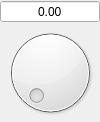
Qt form widgets/QRotaryEncoderSpinBox.ui (davidgrier/QInstrument) before a commit.
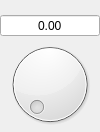
The same form after that commit. Custom widgets are drawn as their Qt base class.

What changed in the file:
```diff
--- a/widgets/QRotaryEncoderSpinBox.ui
+++ b/widgets/QRotaryEncoderSpinBox.ui
@@ -29,6 +29,16 @@
    <property name="bottomMargin">
     <number>0</number>
    </property>
+   <item>
+    <widget class="QLabel" name="label">
+     <property name="text">
+      <string/>
+     </property>
+     <property name="alignment">
+      <set>Qt::AlignCenter</set>
+     </property>
+    </widget>
+   </item>
    <item>
     <widget class="QDoubleSpinBox" name="value">
      <property name="palette">
```
